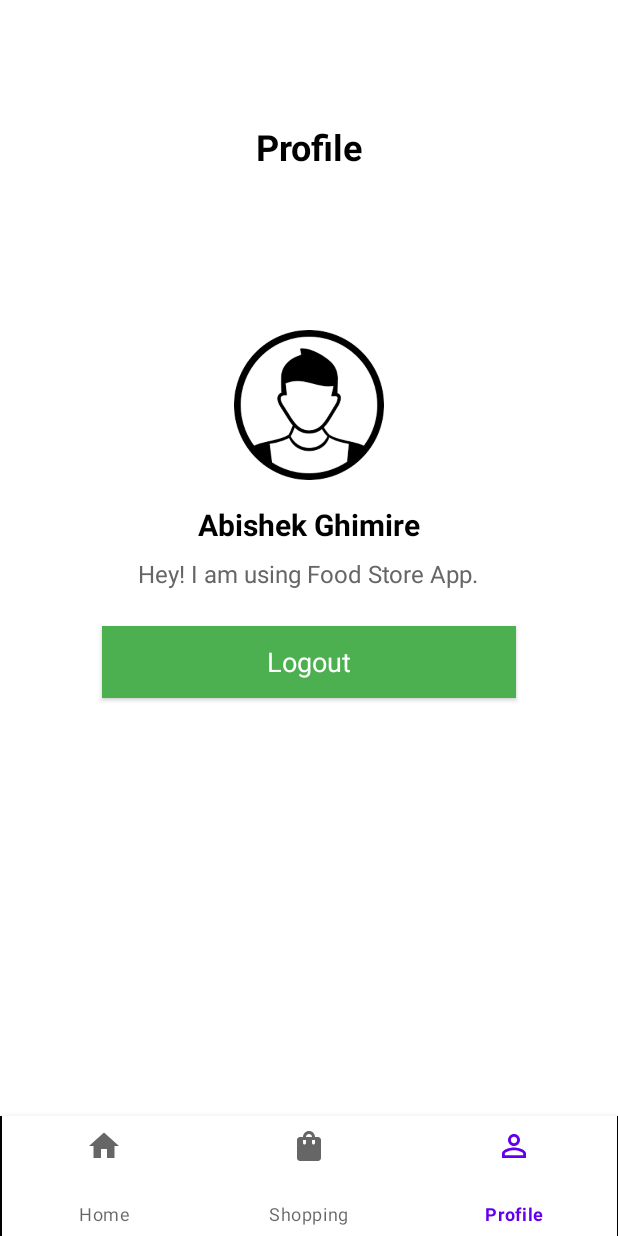
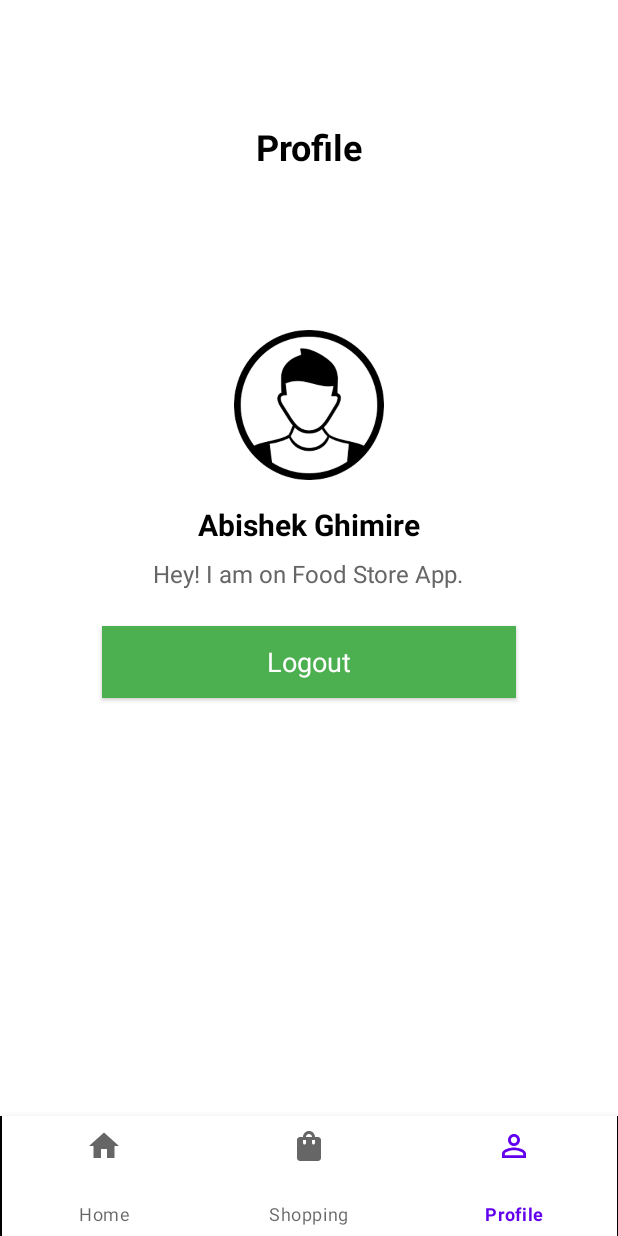
Before and after one commit to Abishek-077/Food-Store-MVVM-Kotlin-Project, an Android app built with Jetpack Compose: the screen it shows after launch once a user with an empty profile is signed in (Dashboard), item 3 of the bottom bar chosen, on a phone screen of 412 x 824 dp. Run offline under Robolectric (Android 15) with nearby library versions, the light colour scheme and no system bars; our stand-ins replace Firebase (no records; nobody signed in at launch, a user with empty details on screens opened directly).

Commit message:
File update

```diff
--- a/app/src/main/res/layout/fragment_profile.xml
+++ b/app/src/main/res/layout/fragment_profile.xml
@@ -43,7 +43,7 @@
         android:id="@+id/profile_bio"
         android:layout_width="wrap_content"
         android:layout_height="wrap_content"
-        android:text="Hey! I am using Food Store App."
+        android:text="Hey! I am on Food Store App."
         android:textSize="16sp"
         android:textColor="#666666"
         android:gravity="center"
```
